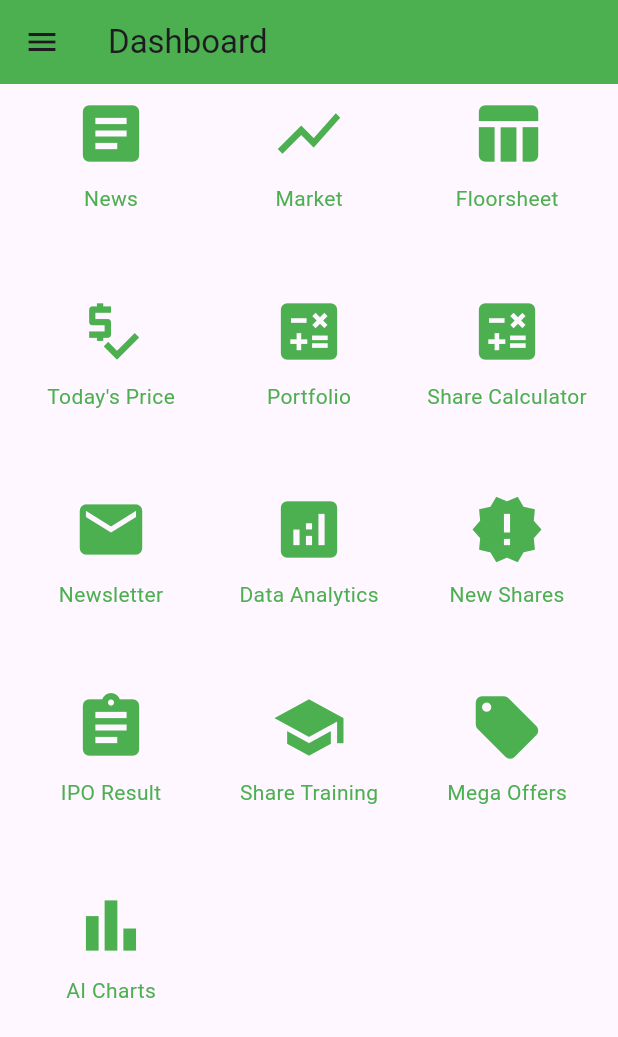
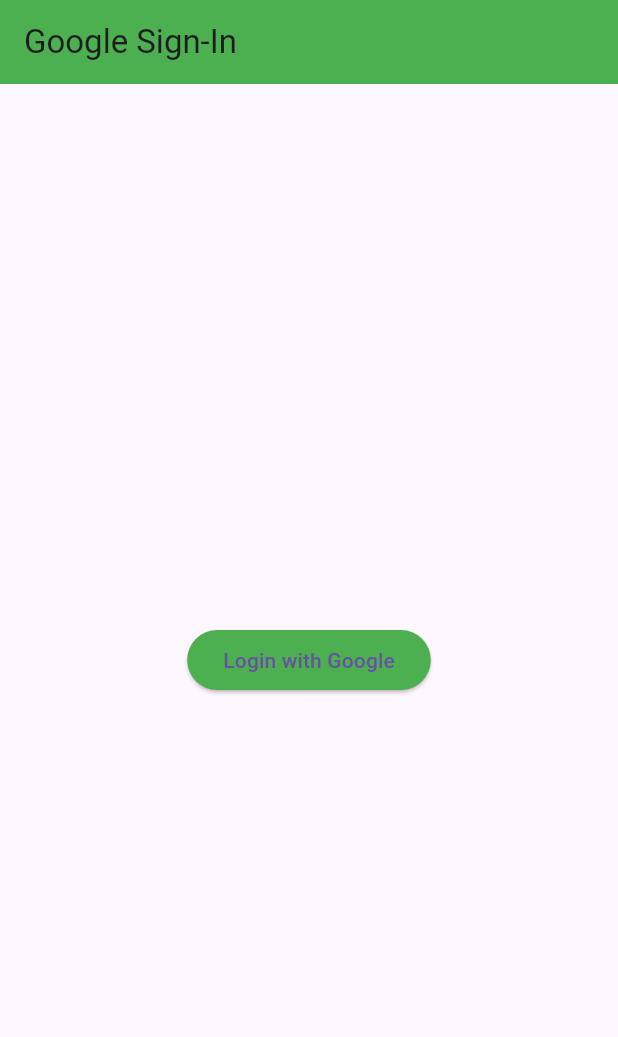
Before and after one commit to KiranJoshi52/nepse_trends, a Flutter app: the screen it shows after launch, on a phone screen of 412 x 824 dp. Shown: the top 1037 px of the screen. Run offline on Flutter 3.47's test engine with Material 3 defaults, Android fonts, the phone set to English and light mode, and no system bars; our stand-ins replace google_sign_in.

Commit message:
google login adding

```diff
--- /dev/null
+++ b/lib/Screens/login_screen.dart
@@ -0,0 +1,75 @@
+import 'package:flutter/material.dart';
+import 'package:google_sign_in/google_sign_in.dart';
+
+class GoogleLoginScreen extends StatefulWidget {
+  @override
+  _GoogleLoginScreenState createState() => _GoogleLoginScreenState();
+}
+
+class _GoogleLoginScreenState extends State<GoogleLoginScreen> {
+  GoogleSignIn _googleSignIn = GoogleSignIn(
+    scopes: [
+      'email',
+    ],
+  );
+
+  GoogleSignInAccount? _currentUser;
+
+  @override
+  void initState() {
+    super.initState();
+    _googleSignIn.onCurrentUserChanged.listen((GoogleSignInAccount? account) {
+      setState(() {
+        _currentUser = account;
+      });
+    });
+    _googleSignIn.signInSilently();
+  }
+
+  Future<void> _handleSignIn() async {
+    try {
+      await _googleSignIn.signIn();
+    } catch (error) {
+      print(error);
+    }
+  }
+
+  Future<void> _handleSignOut() async {
+    await _googleSignIn.disconnect();
+  }
+
+  @override
+  Widget build(BuildContext context) {
+    GoogleSignInAccount? user = _currentUser;
+    return Scaffold(
+      appBar: AppBar(
+        title: Text('Google Sign-In'),
+        backgroundColor: Colors.green,
+      ),
+      body: Center(
+        child: user != null
+            ? Column(
+                mainAxisAlignment: MainAxisAlignment.center,
+                children: <Widget>[
+                  Text('Hello, ${user.displayName}'),
+                  SizedBox(height: 20),
+                  ElevatedButton(
+                    onPressed: _handleSignOut,
+                    child: Text('Logout'),
+                    style: ElevatedButton.styleFrom(
+                      backgroundColor: Colors.green,
+                    ),
+                  ),
+                ],
+              )
+            : ElevatedButton(
+                onPressed: _handleSignIn,
+                child: Text('Login with Google'),
+                style: ElevatedButton.styleFrom(
+                  backgroundColor: Colors.green,
+                ),
+              ),
+      ),
+    );
+  }
+}
--- a/lib/main.dart
+++ b/lib/main.dart
@@ -4,6 +4,7 @@ import 'package:nepse_trends/Screens/dashboard_screen.dart';
 import 'package:nepse_trends/Screens/data_analytics_screen.dart';
 import 'package:nepse_trends/Screens/floorsheet_screen.dart';
 import 'package:nepse_trends/Screens/ipo_result_screen.dart';
+import 'package:nepse_trends/Screens/login_screen.dart';
 import 'package:nepse_trends/Screens/market_screen.dart';
 import 'package:nepse_trends/Screens/mega_offers_screen.dart';
 import 'package:nepse_trends/Screens/new_shares_screen.dart';
@@ -24,7 +25,8 @@ class MyApp extends StatelessWidget {
     return MaterialApp(
       initialRoute: '/',
       routes: {
-        '/': (context) => DashboardScreen(),
+        '/': (context) => GoogleLoginScreen(),
+        '/dashboard_screen': (context) => DashboardScreen(),
         '/news': (context) => NewsScreen(),
         '/market': (context) => MarketScreen(),
         '/floorsheet': (context) => FloorsheetScreen(),
--- a/pubspec.yaml
+++ b/pubspec.yaml
@@ -30,6 +30,7 @@ environment:
 dependencies:
   flutter:
     sdk: flutter
+  google_sign_in: ^5.4.0
 
 
   # The following adds the Cupertino Icons font to your application.
@@ -63,6 +64,10 @@ flutter:
   #   - images/a_dot_burr.jpeg
   #   - images/a_dot_ham.jpeg
 
+  assets:
+    - assets/image/logo.png
+  #   - images/a_dot_ham.jpeg
+
   # An image asset can refer to one or more resolution-specific "variants", see
   # https://flutter.dev/assets-and-images/#resolution-aware
 
```
Also changed, not shown: lib/Screens/login_screen_no.dart (added, +91 -0 lines), assets/image/logo.png (added), pubspec.lock.
